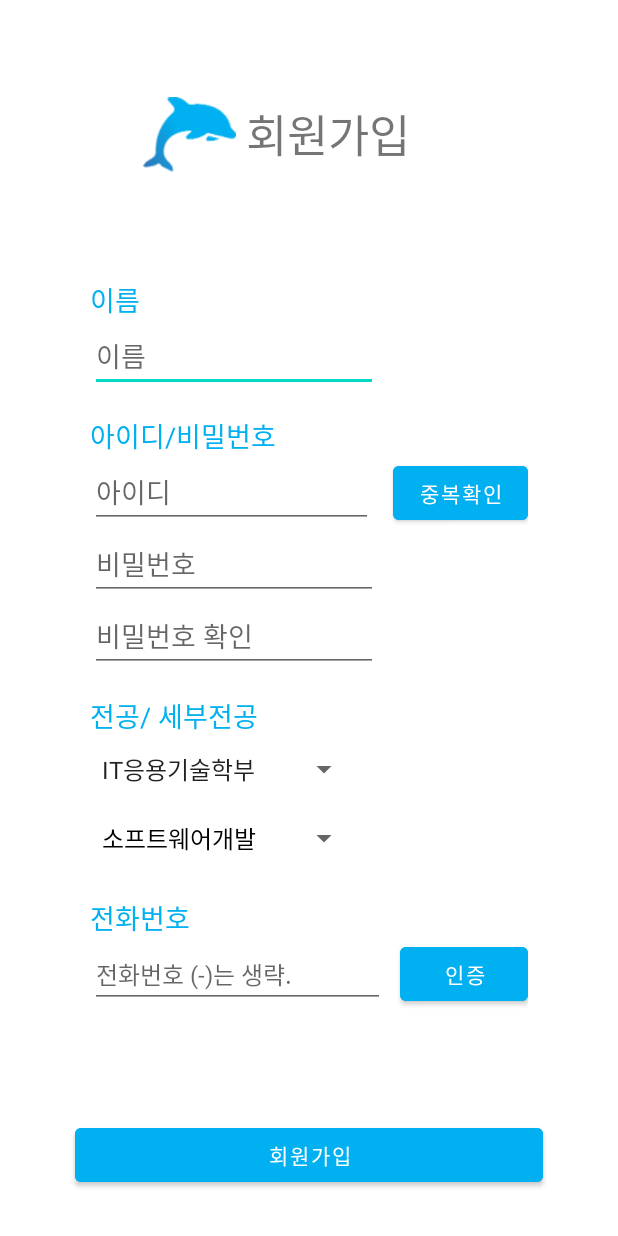
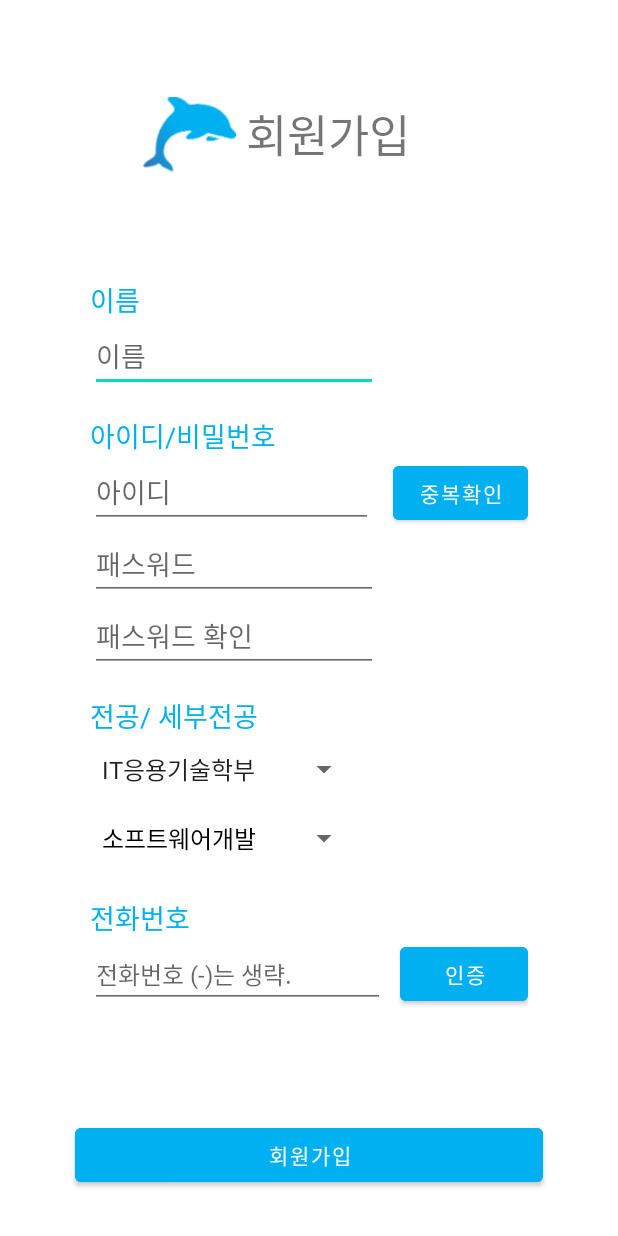
Before and after one commit to praccodeclang/Dolphin, an Android app: the RegisterActivity screen opened directly, with no data from a screen before it, on a phone screen of 412 x 824 dp. Run offline under Robolectric (Android 15) with nearby library versions, the phone set to English and light mode, and no system bars; our stand-ins replace Volley; network calls fail.

```diff
--- a/app/src/main/res/layout/activity_register.xml
+++ b/app/src/main/res/layout/activity_register.xml
@@ -94,7 +94,7 @@
                      android:layout_width="match_parent"
                      android:layout_height="wrap_content"
                      android:id="@+id/passwordText"
-                     android:hint="비밀번호"
+                     android:hint="패스워드"
                      android:inputType="textPassword"
                      android:textAlignment="textStart"
                      android:layout_marginRight="100dp"/>
@@ -106,7 +106,7 @@
                          android:layout_width="match_parent"
                          android:layout_height="wrap_content"
                          android:id="@+id/passwordTextChk"
-                         android:hint="비밀번호 확인"
+                         android:hint="패스워드 확인"
                          android:inputType="textPassword"
                          android:textAlignment="textStart"
                          android:layout_marginRight="100dp"/>
--- a/app/src/main/res/values-night/themes.xml
+++ b/app/src/main/res/values-night/themes.xml
@@ -2,9 +2,9 @@
     <!-- Base application theme. -->
     <style name="Theme.Dolphin" parent="Theme.MaterialComponents.DayNight.DarkActionBar">
         <!-- Primary brand color. -->
-        <item name="colorPrimary">@color/purple_200</item>
+        <item name="colorPrimary">@color/Dolphin</item>
         <item name="colorPrimaryVariant">@color/purple_700</item>
-        <item name="colorOnPrimary">@color/black</item>
+        <item name="colorOnPrimary">@color/Dolphin</item>
         <!-- Secondary brand color. -->
         <item name="colorSecondary">@color/teal_200</item>
         <item name="colorSecondaryVariant">@color/teal_200</item>
```
Also changed, not shown: app/src/main/java/com/taewon/dolphin/RegisterActivity.java (+19 -3 lines).
